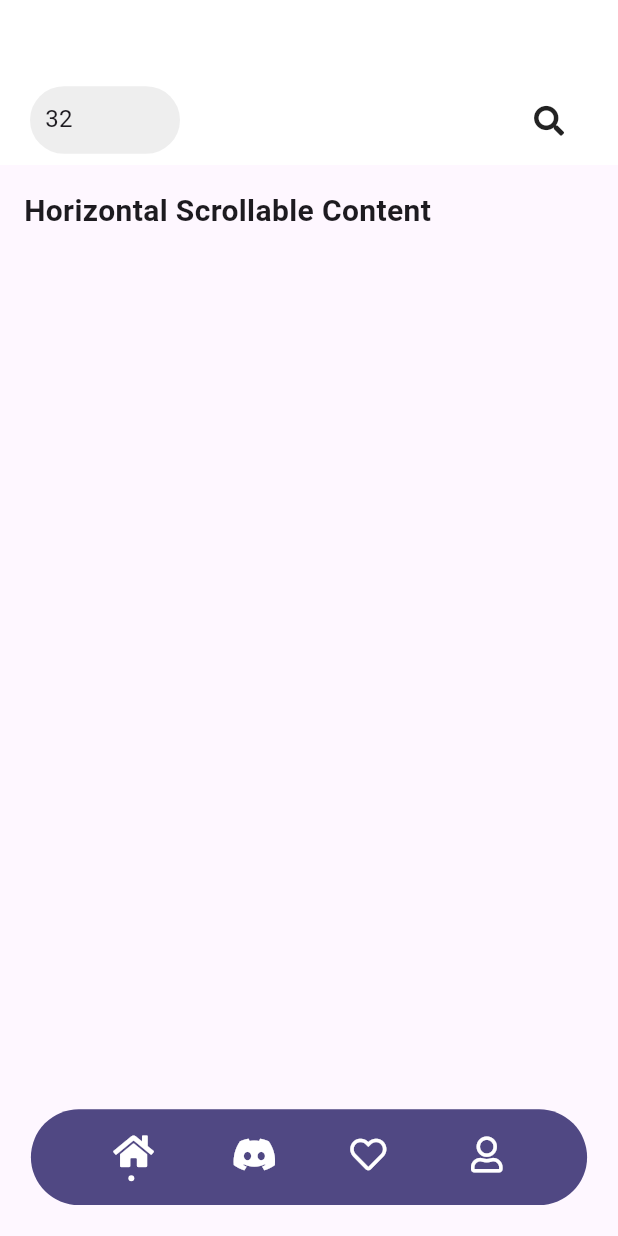
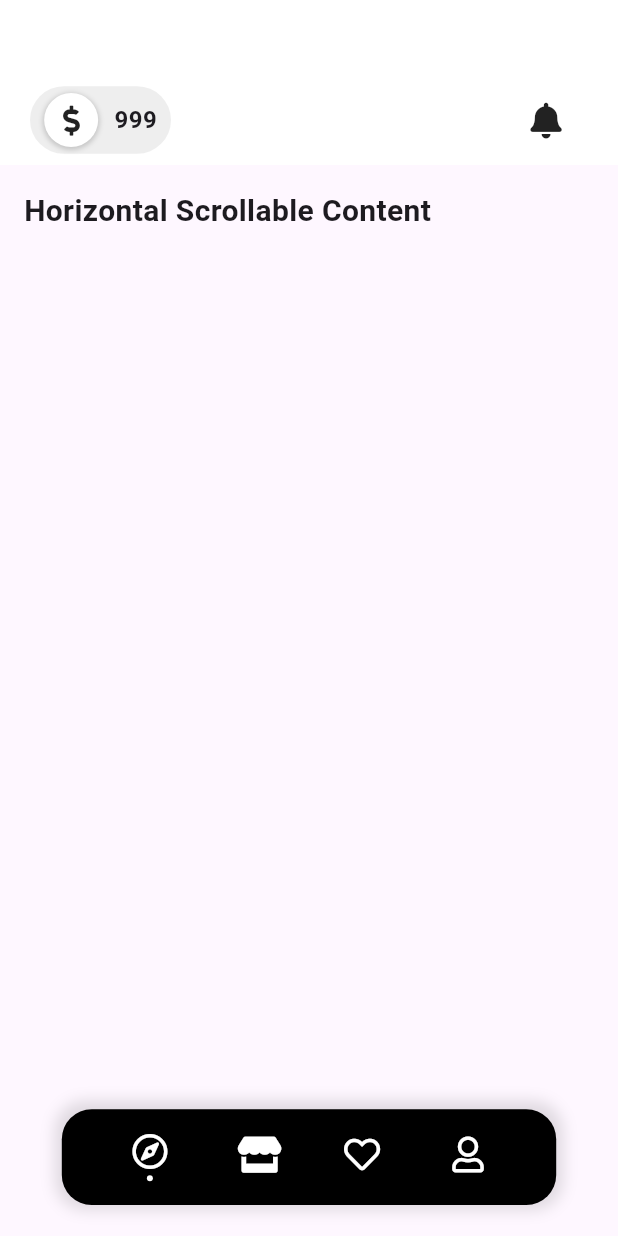
Before and after one commit to Figma-Design-Template/trendy_play-app, a Flutter app: the screen it shows after launch, on a phone screen of 412 x 824 dp. Run offline on Flutter 3.47's test engine with Material 2 defaults, Android fonts, the light colour scheme and no system bars; our stand-ins replace font_awesome_flutter.

Commit message:
feat: router

```diff
--- a/lib/data/data.dart
+++ b/lib/data/data.dart
@@ -3,15 +3,16 @@ import 'package:font_awesome_flutter/font_awesome_flutter.dart';
 
 // ! Routing
 int currentIndex = 0;
+double tabRadisValue = 20;
 // ! Routing
 
 List bottomBar = [
   const Icon(
-    FontAwesomeIcons.home,
+    FontAwesomeIcons.compass,
     color: Colors.white,
   ),
   const Icon(
-    FontAwesomeIcons.discord,
+    FontAwesomeIcons.store,
     color: Colors.white,
   ),
   const Icon(
--- a/lib/router/routing.dart
+++ b/lib/router/routing.dart
@@ -1,3 +1,5 @@
+import 'dart:ui';
+
 import 'package:flutter/material.dart';
 import 'package:trendy_play_app/data/data.dart';
 
@@ -33,13 +35,33 @@ class _RoutingState extends State<Routing> {
         body: Stack(alignment: Alignment.bottomCenter, children: [
       routing.elementAt(counterIndexModel.getIndex),
       Container(
-          margin: EdgeInsets.all(displayWidth * .05),
-          height: displayWidth * .155,
-          alignment: Alignment.center,
-          decoration: const BoxDecoration(
-              color: Color.fromARGB(255, 80, 72, 131),
-              borderRadius: BorderRadius.all(Radius.circular(35))),
-          child: const ButtomBar())
+        margin: EdgeInsets.only(
+            left: displayWidth * .1,
+            right: displayWidth * .1,
+            bottom: displayWidth * .05),
+        height: displayWidth * .155,
+        alignment: Alignment.center,
+        decoration: const BoxDecoration(
+            boxShadow: [
+              BoxShadow(
+                  color: Colors.black12,
+                  offset: Offset(0, -1),
+                  blurRadius: 8,
+                  spreadRadius: 4)
+            ],
+            color: Colors.black,
+            borderRadius: BorderRadius.all(Radius.circular(20))),
+        child: ClipRRect(
+          borderRadius: const BorderRadius.all(Radius.circular(20)),
+          child: BackdropFilter(
+            filter: ImageFilter.blur(sigmaX: 0, sigmaY: 0),
+            blendMode: BlendMode.lighten,
+            child: _ButtonBarWidget(),
+          ),
+        ),
+      )
     ]));
   }
+
+  ButtomBar _ButtonBarWidget() => const ButtomBar();
 }
--- a/lib/views/bottomBar.dart
+++ b/lib/views/bottomBar.dart
@@ -21,8 +21,7 @@ class _ButtomBarState extends State<ButtomBar> {
       children: [
         ...List.generate(bottomBar.length, (i) {
           return GestureDetector(
-            onTap: () => setState(() =>
-                {print('i------> $i'), counterIndexModel.setCurrentIndex(i)}),
+            onTap: () => setState(() => {counterIndexModel.setCurrentIndex(i)}),
             child: Column(
               mainAxisAlignment: MainAxisAlignment.center,
               children: [
```
Also changed, not shown: lib/layout/header.dart (+38 -8 lines).
